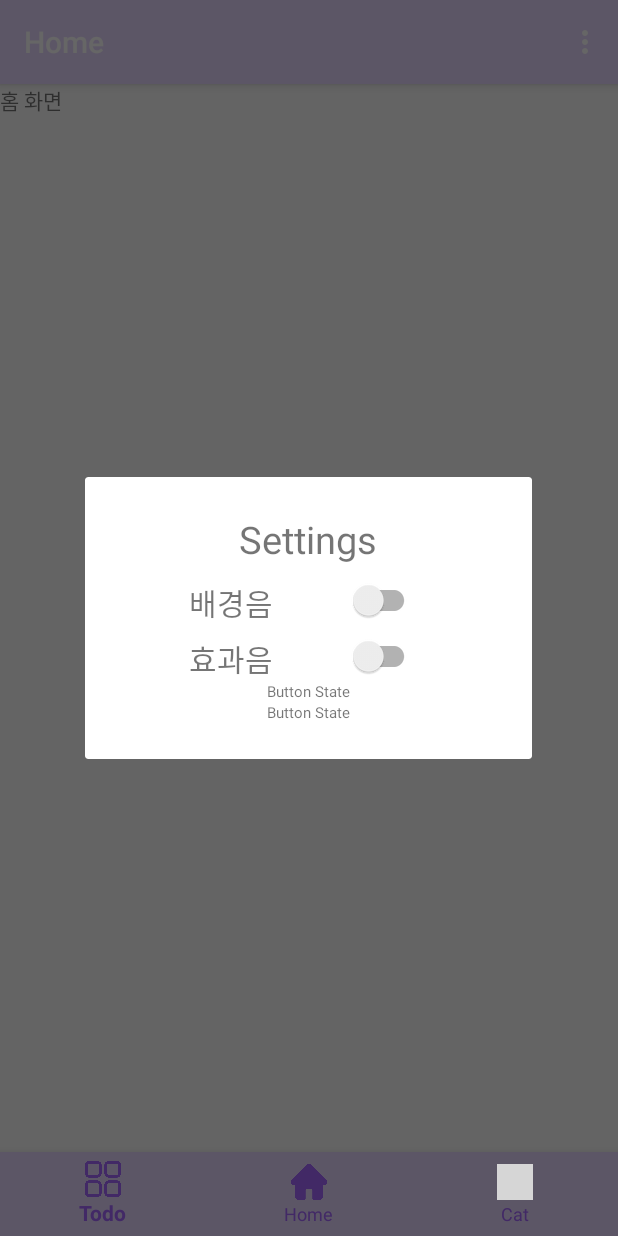
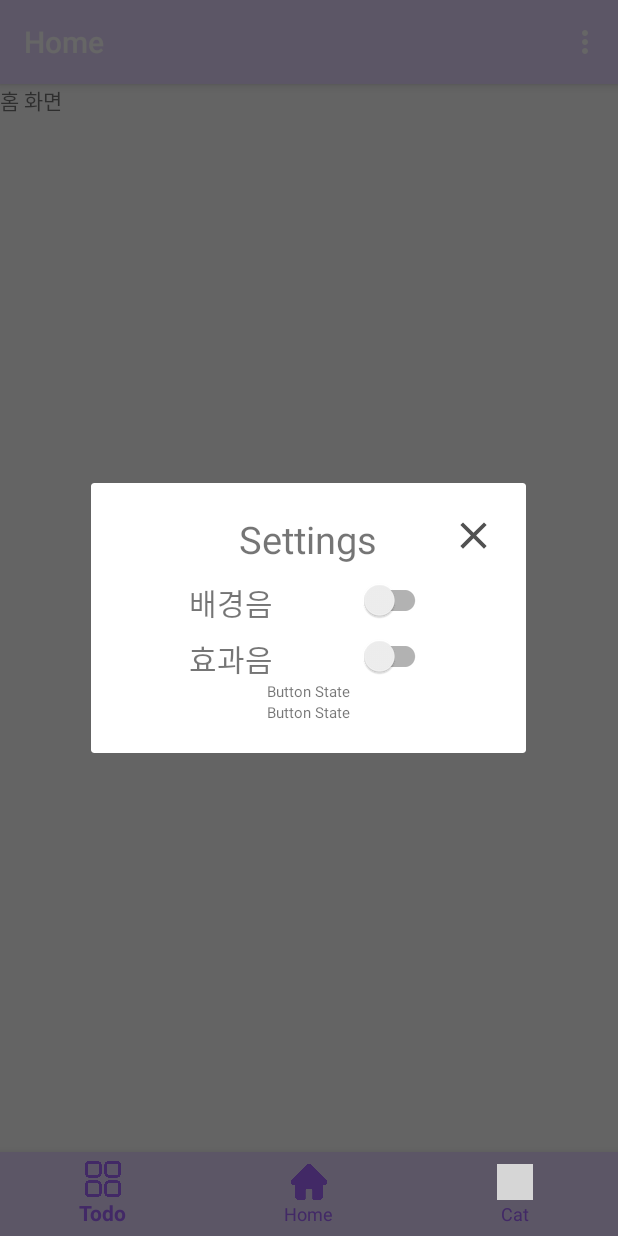
Before and after one commit to sanhae11/Plan_Cat, an Android app: the fragment SettingsFragment placed in its activity, on a phone screen of 412 x 824 dp. Run offline under Robolectric (Android 15) with nearby library versions, the phone set to English and light mode, and no system bars; libraries missing offline, so code that uses them is left out: com.kyleduo.switchbutton; plain views replace SwitchButton; 4 statements that could not run were skipped; grey boxes are pictures that could not be loaded.

Commit message:
settings close 버튼 추가

```diff
--- a/app/src/main/java/com/example/mp_plancat/CatFragment.java
+++ b/app/src/main/java/com/example/mp_plancat/CatFragment.java
@@ -99,9 +99,8 @@ public class CatFragment extends Fragment{
         fab_settings.setOnClickListener(new View.OnClickListener(){
             @Override
             public void onClick(View v){
-                // TODO:설정 팝업창 띄우기
                 SettingsFragment e = SettingsFragment.getInstance();
-                e.show(getActivity().getSupportFragmentManager(), SettingsFragment.TAG_EVENT_DIALOG);
+                e.show(getActivity().getSupportFragmentManager(), SettingsFragment.TAG_EVENT_DIALOG); // 클릭 시 Setting fragment 화면 띄움
             }
         });
 
--- a/app/src/main/java/com/example/mp_plancat/MessageFragment.java
+++ b/app/src/main/java/com/example/mp_plancat/MessageFragment.java
@@ -42,6 +42,7 @@ public class MessageFragment extends DialogFragment implements View.OnClickListe
         time = time + str;
         txt_date.setText(time); // 현재 날짜로 설정
 
+        // confirm button
         btn_confirm = (ImageButton)v.findViewById(R.id.btn_confirm);
         btn_confirm.setOnClickListener(this);
         setCancelable(false);   // 검은 영역 터치시에도 꺼지는 거 방지
--- a/app/src/main/java/com/example/mp_plancat/SettingsFragment.java
+++ b/app/src/main/java/com/example/mp_plancat/SettingsFragment.java
@@ -6,6 +6,7 @@ import android.view.View;
 import android.view.ViewGroup;
 import android.widget.Button;
 import android.widget.CompoundButton;
+import android.widget.ImageView;
 import android.widget.TextView;
 
 import androidx.annotation.Nullable;
@@ -18,6 +19,7 @@ public class SettingsFragment extends DialogFragment implements View.OnClickList
     public static final String TAG_EVENT_DIALOG = "dialog_event";
 
     SwitchButton sb_bgsound, sb_soundeff;
+    ImageView btn_close;
 
     public SettingsFragment(){}
 
@@ -60,6 +62,11 @@ public class SettingsFragment extends DialogFragment implements View.OnClickList
                 }
             }
         });
+
+        // TODO : 배경음, 효과음 database & 설정
+        btn_close = (ImageView)v.findViewById(R.id.btn_close);
+        btn_close.setOnClickListener(this);
+        setCancelable(false);   // 검은 영역 터치시에도 꺼지는 거 방지
         return v;
     }
 
--- /dev/null
+++ b/app/src/main/res/drawable/ic_close_black_24dp.xml
@@ -0,0 +1,5 @@
+<vector android:height="24dp" android:tint="#515151"
+    android:viewportHeight="24.0" android:viewportWidth="24.0"
+    android:width="24dp" xmlns:android="http://schemas.android.com/apk/res/android">
+    <path android:fillColor="#FF000000" android:pathData="M19,6.41L17.59,5 12,10.59 6.41,5 5,6.41 10.59,12 5,17.59 6.41,19 12,13.41 17.59,19 19,17.59 13.41,12z"/>
+</vector>
--- a/app/src/main/res/layout/popup_settings.xml
+++ b/app/src/main/res/layout/popup_settings.xml
@@ -1,27 +1,47 @@
 <?xml version="1.0" encoding="utf-8"?>
 <RelativeLayout xmlns:android="http://schemas.android.com/apk/res/android"
+    xmlns:app="http://schemas.android.com/apk/res-auto"
     android:layout_width="wrap_content"
     android:layout_height="wrap_content"
-    android:orientation="vertical">
+    android:orientation="vertical" >
+
+    <!-- TODO : 모서리 둥글게 하고싶다 근데 안된다-->
 
     <LinearLayout
         android:layout_width="250dp"
         android:layout_height="wrap_content"
-        android:layout_margin="24dp"
+        android:layout_margin="20dp"
         android:orientation="vertical">
+
+        <RelativeLayout
+            android:layout_width="match_parent"
+            android:layout_height="match_parent">
+
             <TextView
                 android:id="@+id/txt_Settings"
                 android:layout_width="wrap_content"
                 android:layout_height="wrap_content"
-            android:layout_gravity="center"
+                android:layout_centerInParent="true"
                 android:text="Settings"
                 android:textSize="25dp" />
 
+            <ImageView
+                android:id="@+id/btn_close"
+                android:layout_width="30dp"
+                android:layout_height="30dp"
+                android:layout_alignParentRight="true"
+                android:layout_gravity="right"
+                android:src="@drawable/ic_close_black_24dp" />
+        </RelativeLayout>
+
+
         // section 1
+
         <RelativeLayout
             android:layout_width="match_parent"
             android:layout_height="match_parent"
             android:layout_marginTop="10dp">
+
             <TextView
                 android:id="@+id/txt_bgsound"
                 android:layout_width="wrap_content"
@@ -29,20 +49,23 @@
                 android:layout_marginLeft="45dp"
                 android:text="배경음"
                 android:textSize="20dp" />
+
             <com.kyleduo.switchbutton.SwitchButton
                 android:id="@+id/sb_bgsound"
                 style="@style/SwitchButtonStyle"
                 android:layout_width="wrap_content"
                 android:layout_height="wrap_content"
-                android:layout_marginLeft="40dp"
+                android:layout_marginLeft="47dp"
                 android:layout_toRightOf="@+id/txt_bgsound" />
         </RelativeLayout>
 
         // section 2
+
         <RelativeLayout
             android:layout_width="match_parent"
             android:layout_height="match_parent"
-            android:layout_marginTop="7dp" >
+            android:layout_marginTop="7dp">
+
             <TextView
                 android:id="@+id/txt_soundeff"
                 android:layout_width="wrap_content"
@@ -50,12 +73,13 @@
                 android:layout_marginLeft="45dp"
                 android:text="효과음"
                 android:textSize="20dp" />
+
             <com.kyleduo.switchbutton.SwitchButton
                 android:id="@+id/sb_soundeff"
                 style="@style/SwitchButtonStyle"
                 android:layout_width="wrap_content"
                 android:layout_height="wrap_content"
-                android:layout_marginLeft="40dp"
+                android:layout_marginLeft="47dp"
                 android:layout_toRightOf="@+id/txt_soundeff" />
         </RelativeLayout>
 
@@ -67,6 +91,7 @@
             android:layout_gravity="center"
             android:text="Button State"
             android:textSize="10dp" />
+
         <TextView
             android:id="@+id/sb2"
             android:layout_width="wrap_content"
--- a/app/src/main/res/values/styles.xml
+++ b/app/src/main/res/values/styles.xml
@@ -15,4 +15,5 @@
         <item name="android:paddingTop">4dp</item>
         <item name="android:paddingBottom">4dp</item>
     </style>
+
 </resources>
```
Lines whose indentation alone changed are shown as unchanged.
